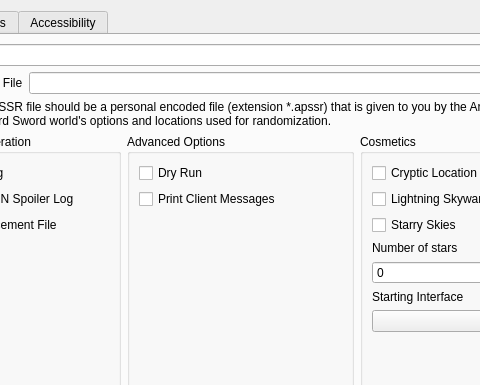
Before: the Qt Designer form gui/randogui.ui in YourAverageLink/ssrando, drawn with Qt 5; both pictures show x 127 to 607 and y 0 to 385 of the 1202 by 766 pixel window.
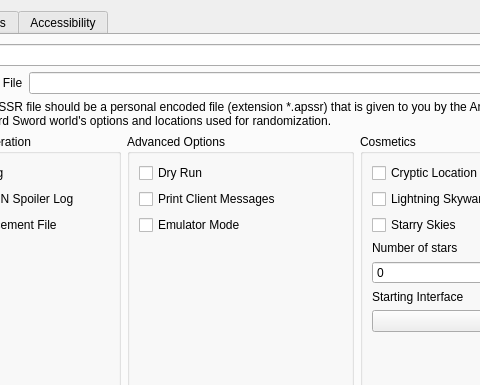
After: the same form once the commit is applied.

Commit message: emulator mode toggle (hopefully fixes it not working on console)

The edit to the form file:
```diff
--- a/gui/randogui.ui
+++ b/gui/randogui.ui
@@ -222,6 +222,13 @@
                  </property>
                 </widget>
                </item>
+               <item>
+                <widget class="QCheckBox" name="option_emulator_mode">
+                 <property name="text">
+                  <string>Emulator Mode</string>
+                 </property>
+                </widget>
+               </item>
                <item>
                 <spacer name="vspace_advanced">
                  <property name="orientation">
```
The commit also changes 13 other files.
